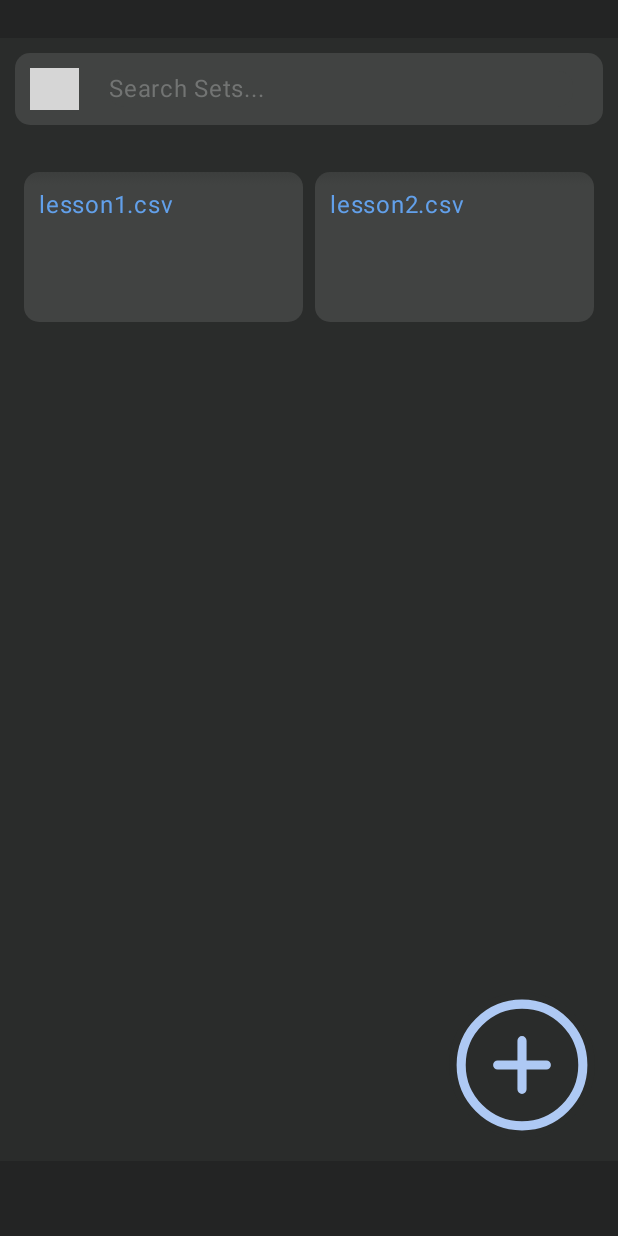
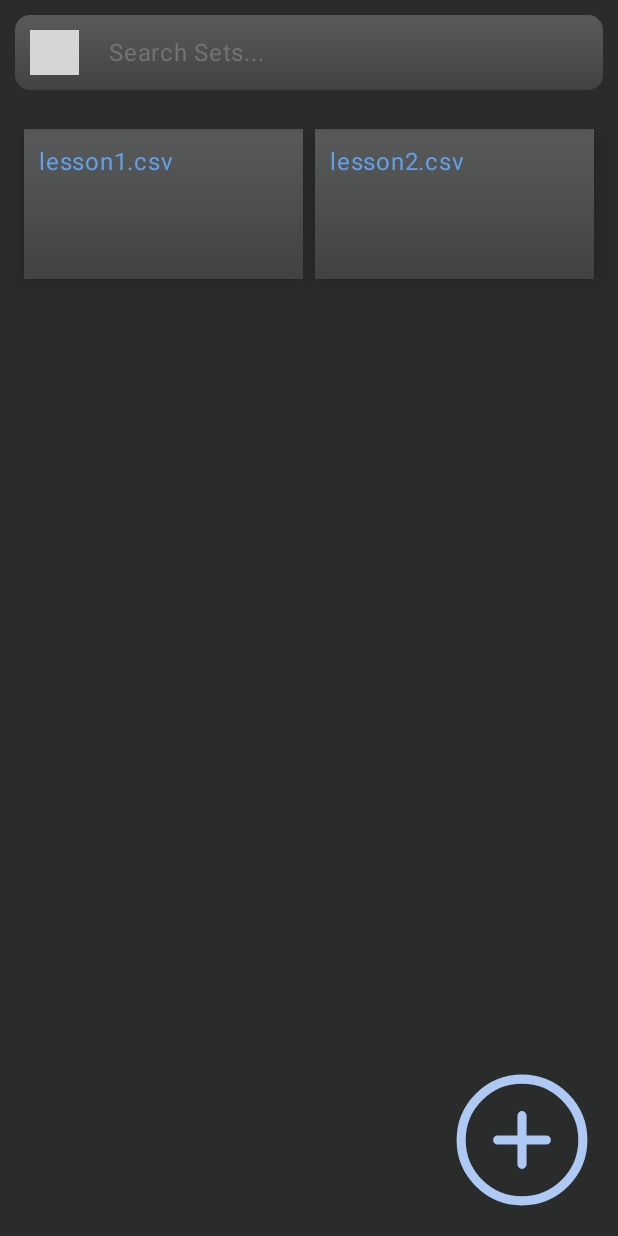
Before and after one commit to LORTEY/CardFlare, an Android app built with Jetpack Compose: the screen it shows after launch (MainActivity), on a phone screen of 412 x 824 dp. Run offline under Robolectric (Android 15) with nearby library versions, the phone set to English and light mode, and no system bars; grey boxes are pictures that could not be loaded.

Commit message:
new ui colors and screen bar paddings

```diff
--- a/app/src/main/java/com/example/cardflare/ui/theme/ColorPalette.kt
+++ b/app/src/main/java/com/example/cardflare/ui/theme/ColorPalette.kt
@@ -13,8 +13,8 @@ object ColorPalette {
     //Secondary colors
     var sa0: Int = Color.parseColor("#151716")
     var sa10: Int = Color.parseColor("#2A2C2B")
-    var sa20: Int = Color.parseColor("#383a39")
-    var sa30: Int = Color.parseColor("#595B5A")
+    var sa20: Int = Color.parseColor("#313332")
+    var sa30: Int = Color.parseColor("#505251")
     var sa40: Int = Color.parseColor("#727473")
     var sa50: Int = Color.parseColor("#232424")
     //Tonal
--- a/app/src/main/java/com/example/cardflare/ui/theme/MainMenuRender.kt
+++ b/app/src/main/java/com/example/cardflare/ui/theme/MainMenuRender.kt
@@ -58,6 +58,7 @@ import androidx.compose.material3.TextFieldColors
 import androidx.compose.material3.TextFieldDefaults
 import androidx.compose.material3.VerticalDivider
 import androidx.compose.runtime.*
+import androidx.compose.ui.draw.shadow
 import androidx.compose.ui.input.pointer.pointerInput
 import androidx.compose.ui.platform.LocalContext
 import androidx.compose.ui.text.TextStyle
@@ -66,6 +67,9 @@ import androidx.navigation.NavHostController
 import androidx.navigation.compose.NavHost
 import androidx.navigation.compose.composable
 import androidx.navigation.compose.rememberNavController
+import androidx.compose.foundation.layout.*
+import androidx.compose.foundation.layout.WindowInsets
+
 
 var appearAddMenu by mutableStateOf(false)
 @Composable
@@ -75,16 +79,24 @@ fun MainMenuRender(context: Context, navController: NavHostController) {
 
     val screenHeight = LocalConfiguration.current.screenHeightDp
     var files = listFilesInAssets(context).toList()
-    Box(modifier = Modifier
+    Box(
+        modifier = Modifier.background(Color(ColorPalette.sa10))
+            .padding(WindowInsets.systemBars.asPaddingValues())
+    ) {
+        Box(
+            modifier = Modifier
                 .fillMaxSize()
-        .background(Color(ColorPalette.sa10))) {
+                .background(Color(ColorPalette.sa10))
+        ) {
 
-        Column(modifier = Modifier.fillMaxSize()){
-            Spacer(modifier = Modifier.height((screenHeight * 0.12f).dp))
-            Box(modifier = Modifier
+            Column(modifier = Modifier.fillMaxSize()) {
+                Spacer(modifier = Modifier.height(70.dp))
+                Box(
+                    modifier = Modifier
                         .fillMaxSize()
-                .weight(1.0f)) {
-                LazyVerticalGrid (
+                        .weight(1.0f)
+                ) {
+                    LazyVerticalGrid(
                         modifier = Modifier
                             .fillMaxSize(),
                         contentPadding = PaddingValues(16.dp),
@@ -93,21 +105,32 @@ fun MainMenuRender(context: Context, navController: NavHostController) {
                         horizontalArrangement = Arrangement.spacedBy(8.dp)
                     )
                     {
+                        //files = listOf("ghf", "dfg","wedfhiuoidu","sdhe","sdiu","ghf", "dfg","wedfhiuoidu","sdhe","sdiu","ghf", "dfg","wedfhiuoidu","sdhe","sdiu");
                         items(files) { item ->
 
-                        if (searchQuery in item.toString() || searchQuery=="") {
+                            if (searchQuery in item.toString() || searchQuery == "") {
                                 Text(
                                     text = item.toString(),
                                     color = Color(ColorPalette.pa0),
                                     modifier = Modifier
+                                        .shadow(
+                                            elevation = 10.dp,
+                                            shape = RoundedCornerShape(10.dp),
+                                            clip = false
+                                        )
                                         .background(
-                                        Color(ColorPalette.sa20),
-                                        shape = RoundedCornerShape(10.dp)
+
+                                            brush = Brush.verticalGradient(
+                                                colors = listOf(
+                                                    Color(ColorPalette.sa30), // Start color
+                                                    Color(ColorPalette.sa20) // End color
+                                                )
+                                            )
                                         )
                                         .fillMaxWidth(0.5f)
                                         .height(100.dp)
                                         .padding(10.dp)
-                                    .clickable { Log.d("dd","sad")}
+                                        .clickable { Log.d("dd", "sad") }
                                 )
 
                             }
@@ -115,7 +138,7 @@ fun MainMenuRender(context: Context, navController: NavHostController) {
                     }
 
                     // Add menu
-                if ( appearAddMenu || appear) {
+                    if (appearAddMenu || appear) {
                         // Will make all menus hide if box and not them is clicked
                         Box(
                             modifier = Modifier
@@ -135,27 +158,33 @@ fun MainMenuRender(context: Context, navController: NavHostController) {
                         Column(modifier = Modifier.width(128.dp).align(Alignment.End)) {
                             PopAddMenu()
                         }
-                    Spacer(modifier = Modifier.fillMaxWidth().height(50.dp).background(Color(ColorPalette.sa50)))
-
                     }
                 }
             }
 
             // Fade effect and upper menu
-        Column(modifier = Modifier.height((screenHeight * 0.15f).dp)) {
+            Column(modifier = Modifier.height(90.dp)) {
 
-            Spacer(modifier = Modifier.fillMaxWidth().height(25.dp).background(Color(ColorPalette.sa50)))
                 Spacer(modifier = Modifier.fillMaxWidth().height(10.dp))
-            Row(horizontalArrangement = Arrangement.spacedBy(10.dp),
+
+                //Row holding the menu icon and search field
+                Row(
+                    horizontalArrangement = Arrangement.spacedBy(10.dp),
                     verticalAlignment = Alignment.CenterVertically,
                     modifier = Modifier
                         .fillMaxWidth()
                         .padding(horizontal = 10.dp)
-                    .weight(0.6f)
-                    .weight(20f)
-                    .fillMaxHeight()
-                    .background(Color(ColorPalette.sa20), shape = RoundedCornerShape(10.dp))
-                    .padding(horizontal = 10.dp, vertical = 10.dp)){
+                        .height(50.dp)
+                        .background(
+                            brush = Brush.verticalGradient(
+                                colors = listOf(
+                                    Color(ColorPalette.sa30), // Start color
+                                    Color(ColorPalette.sa20) // End color
+                                )
+                            ), shape = RoundedCornerShape(10.dp)
+                        )
+                        .padding(horizontal = 10.dp, vertical = 10.dp),
+                ) {
 
                     // More Menu button
                     Icon(
@@ -169,17 +198,25 @@ fun MainMenuRender(context: Context, navController: NavHostController) {
                     )
 
                     // I have no idea how to use the colors in TextField so to make a place holder I used this box
-                Box(modifier = Modifier
+                    Box(
+                        modifier = Modifier
                             .fillMaxWidth()
                             .padding(horizontal = 10.dp)
                             .weight(1.0f)
-                    .background(Color(ColorPalette.sa20), shape = RoundedCornerShape(10.dp))
-                    .align(Alignment.CenterVertically)){
+                            .background(
+                                Color(android.graphics.Color.parseColor("#00000000")),
+                                shape = RoundedCornerShape(10.dp)
+                            )
+                            .align(Alignment.CenterVertically)
+                    ) {
                         // Text field for searching card decks
                         BasicTextField(
                             value = searchQuery,
-                        onValueChange = {searchQuery = it},
-                        textStyle = TextStyle(color = Color(ColorPalette.pa50), fontSize = 16.sp),
+                            onValueChange = { searchQuery = it },
+                            textStyle = TextStyle(
+                                color = Color(ColorPalette.pa50),
+                                fontSize = 16.sp
+                            ),
                         )
                         if (searchQuery.isEmpty()) {
                             Text(
@@ -192,8 +229,10 @@ fun MainMenuRender(context: Context, navController: NavHostController) {
 
                 }
 
-            Canvas(modifier = Modifier
-                .fillMaxWidth().weight(0.5f))
+                Canvas(
+                    modifier = Modifier
+                        .fillMaxWidth().height(90.dp)
+                )
                 {
                     // Fade effect gradient
                     drawRect(
@@ -220,19 +259,20 @@ fun MainMenuRender(context: Context, navController: NavHostController) {
                 ) { fullWidth -> -fullWidth / 2 }
             ) {
                 // I forgot to delete this row my bad
-            Row(modifier = Modifier
+                Row(
+                    modifier = Modifier
                         .background(Color(ColorPalette.sa50))
                         .fillMaxHeight()
-                .fillMaxWidth(0.4f)){
+                        .fillMaxWidth(0.4f)
+                ) {
 
 
-                Column(modifier = Modifier
+                    Column(
+                        modifier = Modifier
                             .background(Color(ColorPalette.sa50))
                             .fillMaxHeight()
-                    .weight(0.1f)){
-
-                    Spacer(modifier = Modifier.fillMaxWidth().height(35.dp))
-
+                            .weight(0.1f)
+                    ) {
                         SlideMenuContent()
                     }
                     //Divider(color = Color(ColorPalette.sa30), modifier = Modifier.fillMaxHeight().width(2.dp))
@@ -241,6 +281,8 @@ fun MainMenuRender(context: Context, navController: NavHostController) {
             }
         }
     }
+}
+
 // lists all files in FlashcardDirectory
 fun  listFilesInAssets(context: Context) : Array<String>{
     try {
```
Also changed, not shown: 53 other files. Lines whose indentation alone changed are shown as unchanged.
